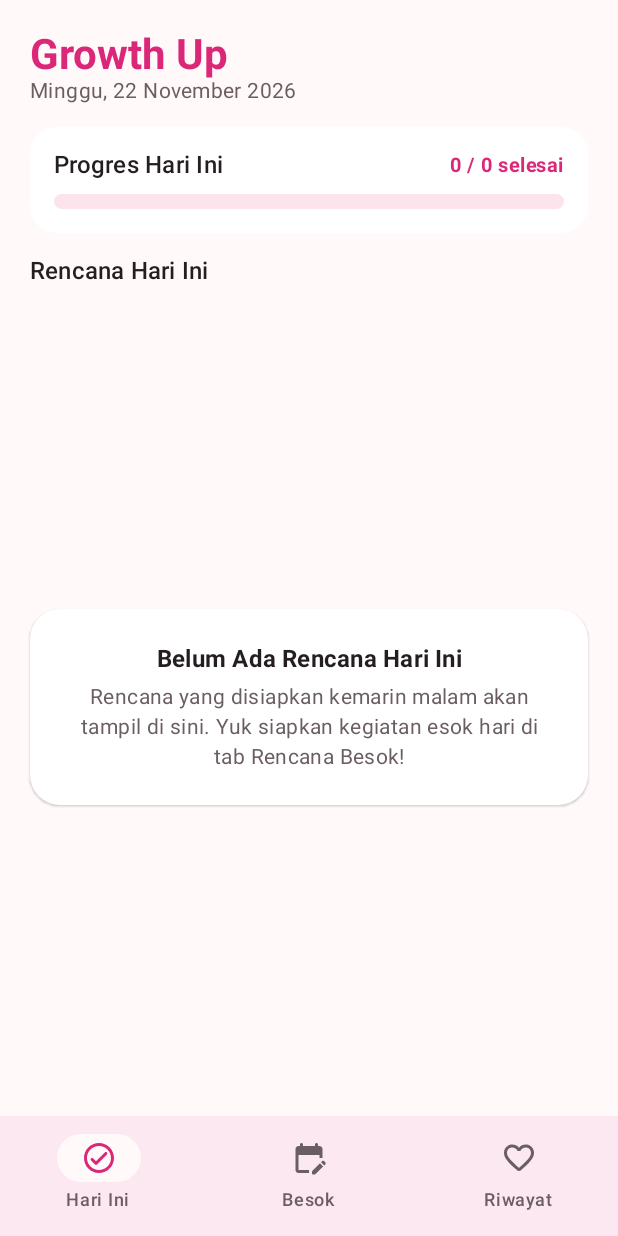
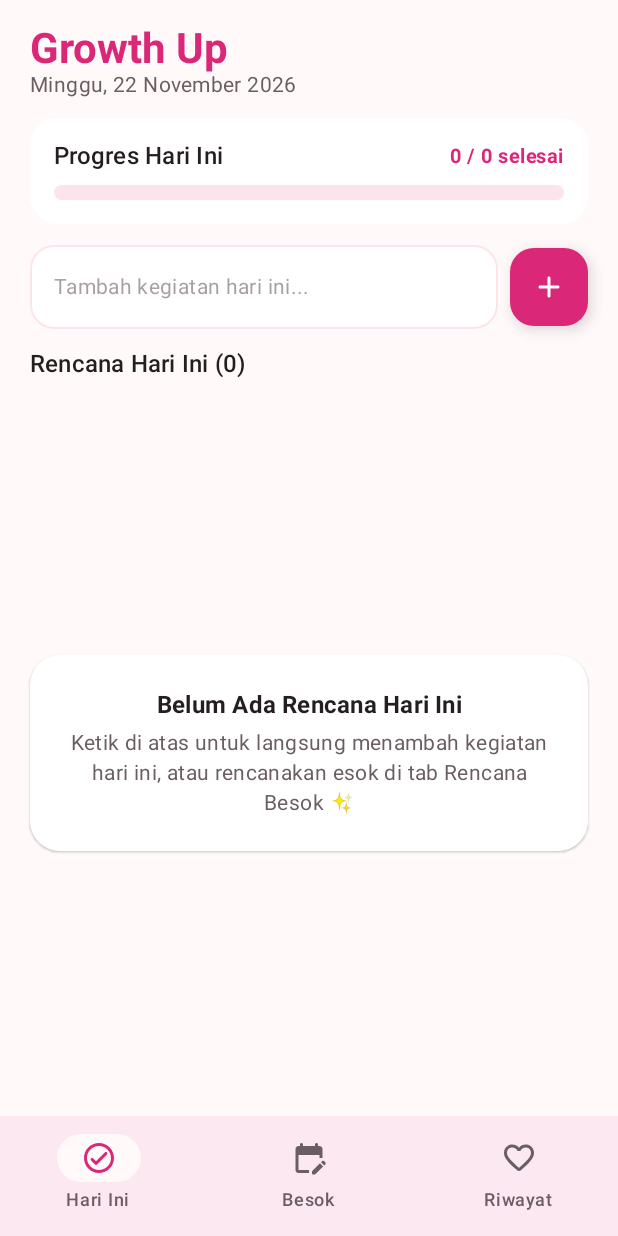
Before and after one commit to aftiar86/Growth-Up, an Android app built with Jetpack Compose: the screen it shows after launch (MainActivity), on a phone screen of 412 x 824 dp. Run offline under Robolectric (Android 15) with nearby library versions, the phone set to English and light mode, and no system bars; our stand-ins replace Room's generated code.

Commit message:
feat: add today task input, contextual task emojis, and status bar padding

```diff
--- a/app/src/main/java/com/growthup/app/MainActivity.kt
+++ b/app/src/main/java/com/growthup/app/MainActivity.kt
@@ -8,7 +8,7 @@ import androidx.activity.ComponentActivity
 import androidx.activity.compose.setContent
 import androidx.activity.result.contract.ActivityResultContracts
 import androidx.core.content.ContextCompat
-import androidx.lifecycle.viewmodel.compose.viewModel
+import androidx.core.view.WindowCompat
 import com.growthup.app.data.local.GrowthUpDatabase
 import com.growthup.app.data.repository.TaskRepositoryImpl
 import com.growthup.app.notification.NotificationHelper
@@ -23,14 +23,18 @@ class MainActivity : ComponentActivity() {
     private val requestNotificationPermissionLauncher = registerForActivityResult(
         ActivityResultContracts.RequestPermission()
     ) { _ ->
-        // Notification permission handled
         NotificationHelper.scheduleDailyReminders(this)
     }
 
     override fun onCreate(savedInstanceState: Bundle?) {
         super.onCreate(savedInstanceState)
 
-        // Initialize notification channel and schedule
+        // Make status bar icons and clock dark and clear on light background
+        WindowCompat.setDecorFitsSystemWindows(window, false)
+        val insetsController = WindowCompat.getInsetsController(window, window.decorView)
+        insetsController.isAppearanceLightStatusBars = true
+        insetsController.isAppearanceLightNavigationBars = true
+
         NotificationHelper.createNotificationChannel(this)
         requestNotificationPermission()
         NotificationHelper.scheduleDailyReminders(this)
--- a/app/src/main/java/com/growthup/app/ui/navigation/GrowthUpNavHost.kt
+++ b/app/src/main/java/com/growthup/app/ui/navigation/GrowthUpNavHost.kt
@@ -2,7 +2,9 @@ package com.growthup.app.ui.navigation
 
 import androidx.compose.foundation.layout.Box
 import androidx.compose.foundation.layout.fillMaxSize
+import androidx.compose.foundation.layout.navigationBarsPadding
 import androidx.compose.foundation.layout.padding
+import androidx.compose.foundation.layout.statusBarsPadding
 import androidx.compose.material.icons.Icons
 import androidx.compose.material.icons.rounded.CheckCircleOutline
 import androidx.compose.material.icons.rounded.EditCalendar
@@ -45,6 +47,10 @@ fun GrowthUpApp(
     var currentScreen by remember { mutableStateOf(Screen.TODAY) }
 
     Scaffold(
+        modifier = Modifier
+            .fillMaxSize()
+            .statusBarsPadding()
+            .navigationBarsPadding(),
         bottomBar = {
             NavigationBar(
                 containerColor = GrowthUpColors.SurfaceWhite,
--- a/app/src/main/java/com/growthup/app/ui/today/TodayScreen.kt
+++ b/app/src/main/java/com/growthup/app/ui/today/TodayScreen.kt
@@ -3,16 +3,27 @@ package com.growthup.app.ui.today
 import androidx.compose.foundation.background
 import androidx.compose.foundation.layout.Box
 import androidx.compose.foundation.layout.Column
+import androidx.compose.foundation.layout.Row
 import androidx.compose.foundation.layout.Spacer
 import androidx.compose.foundation.layout.fillMaxSize
 import androidx.compose.foundation.layout.fillMaxWidth
 import androidx.compose.foundation.layout.height
 import androidx.compose.foundation.layout.padding
+import androidx.compose.foundation.layout.size
+import androidx.compose.foundation.layout.width
 import androidx.compose.foundation.lazy.LazyColumn
 import androidx.compose.foundation.lazy.items
 import androidx.compose.foundation.shape.RoundedCornerShape
+import androidx.compose.foundation.text.KeyboardActions
+import androidx.compose.foundation.text.KeyboardOptions
+import androidx.compose.material.icons.Icons
+import androidx.compose.material.icons.rounded.Add
 import androidx.compose.material3.Card
 import androidx.compose.material3.CardDefaults
+import androidx.compose.material3.FloatingActionButton
+import androidx.compose.material3.Icon
+import androidx.compose.material3.OutlinedTextField
+import androidx.compose.material3.OutlinedTextFieldDefaults
 import androidx.compose.material3.Text
 import androidx.compose.runtime.Composable
 import androidx.compose.runtime.collectAsState
@@ -20,6 +31,7 @@ import androidx.compose.runtime.getValue
 import androidx.compose.ui.Alignment
 import androidx.compose.ui.Modifier
 import androidx.compose.ui.text.font.FontWeight
+import androidx.compose.ui.text.input.ImeAction
 import androidx.compose.ui.text.style.TextAlign
 import androidx.compose.ui.unit.dp
 import androidx.compose.ui.unit.sp
@@ -53,7 +65,7 @@ fun TodayScreen(
             .background(GrowthUpColors.BackgroundCream)
             .padding(horizontal = 20.dp)
     ) {
-        Spacer(modifier = Modifier.height(20.dp))
+        Spacer(modifier = Modifier.height(16.dp))
 
         // Header
         Text(
@@ -69,7 +81,7 @@ fun TodayScreen(
             style = Typography.bodyMedium.copy(color = GrowthUpColors.TextMuted)
         )
 
-        Spacer(modifier = Modifier.height(16.dp))
+        Spacer(modifier = Modifier.height(14.dp))
 
         // Progress Section
         DailyProgressBar(
@@ -78,10 +90,58 @@ fun TodayScreen(
             percent = state.progressPercent
         )
 
-        Spacer(modifier = Modifier.height(16.dp))
+        Spacer(modifier = Modifier.height(14.dp))
+
+        // Quick Input Row for Today
+        Row(
+            modifier = Modifier.fillMaxWidth(),
+            verticalAlignment = Alignment.CenterVertically
+        ) {
+            OutlinedTextField(
+                value = state.inputTaskTitle,
+                onValueChange = { viewModel.onInputTitleChanged(it) },
+                placeholder = {
+                    Text(
+                        "Tambah kegiatan hari ini...",
+                        style = Typography.bodyMedium.copy(color = GrowthUpColors.TextMuted.copy(alpha = 0.6f))
+                    )
+                },
+                modifier = Modifier.weight(1f),
+                shape = RoundedCornerShape(16.dp),
+                colors = OutlinedTextFieldDefaults.colors(
+                    focusedContainerColor = GrowthUpColors.SurfaceWhite,
+                    unfocusedContainerColor = GrowthUpColors.SurfaceWhite,
+                    focusedBorderColor = GrowthUpColors.WarmRose,
+                    unfocusedBorderColor = GrowthUpColors.CardBorder,
+                    cursorColor = GrowthUpColors.WarmRose
+                ),
+                singleLine = true,
+                keyboardOptions = KeyboardOptions(imeAction = ImeAction.Done),
+                keyboardActions = KeyboardActions(
+                    onDone = { viewModel.addTaskForToday() }
+                )
+            )
+
+            Spacer(modifier = Modifier.width(8.dp))
+
+            FloatingActionButton(
+                onClick = { viewModel.addTaskForToday() },
+                containerColor = GrowthUpColors.WarmRose,
+                contentColor = GrowthUpColors.SurfaceWhite,
+                shape = RoundedCornerShape(16.dp),
+                modifier = Modifier.size(52.dp)
+            ) {
+                Icon(
+                    imageVector = Icons.Rounded.Add,
+                    contentDescription = "Tambah Kegiatan"
+                )
+            }
+        }
+
+        Spacer(modifier = Modifier.height(14.dp))
 
         Text(
-            text = "Rencana Hari Ini",
+            text = "Rencana Hari Ini (${state.tasks.size})",
             style = Typography.titleMedium.copy(fontWeight = FontWeight.SemiBold),
             color = GrowthUpColors.TextCharcoal
         )
@@ -113,7 +173,7 @@ fun TodayScreen(
                         )
                         Spacer(modifier = Modifier.height(8.dp))
                         Text(
-                            text = "Rencana yang disiapkan kemarin malam akan tampil di sini. Yuk siapkan kegiatan esok hari di tab Rencana Besok!",
+                            text = "Ketik di atas untuk langsung menambah kegiatan hari ini, atau rencanakan esok di tab Rencana Besok ✨",
                             style = Typography.bodyMedium.copy(color = GrowthUpColors.TextMuted),
                             textAlign = TextAlign.Center
                         )
```
Also changed, not shown: app/src/main/java/com/growthup/app/ui/components/TaskCard.kt (+22 -13 lines), app/src/main/java/com/growthup/app/ui/components/TaskEmojiHelper.kt (added, +26 -0 lines), app/src/main/java/com/growthup/app/ui/today/TodayViewModel.kt (+14 -0 lines), 4 other files.
